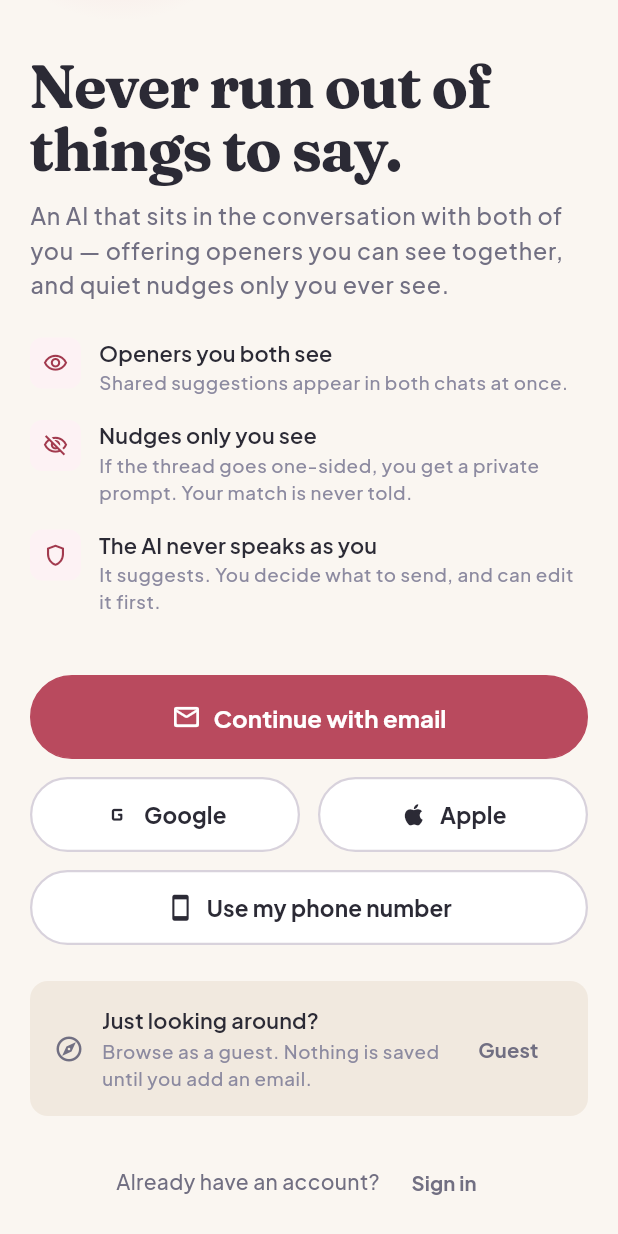
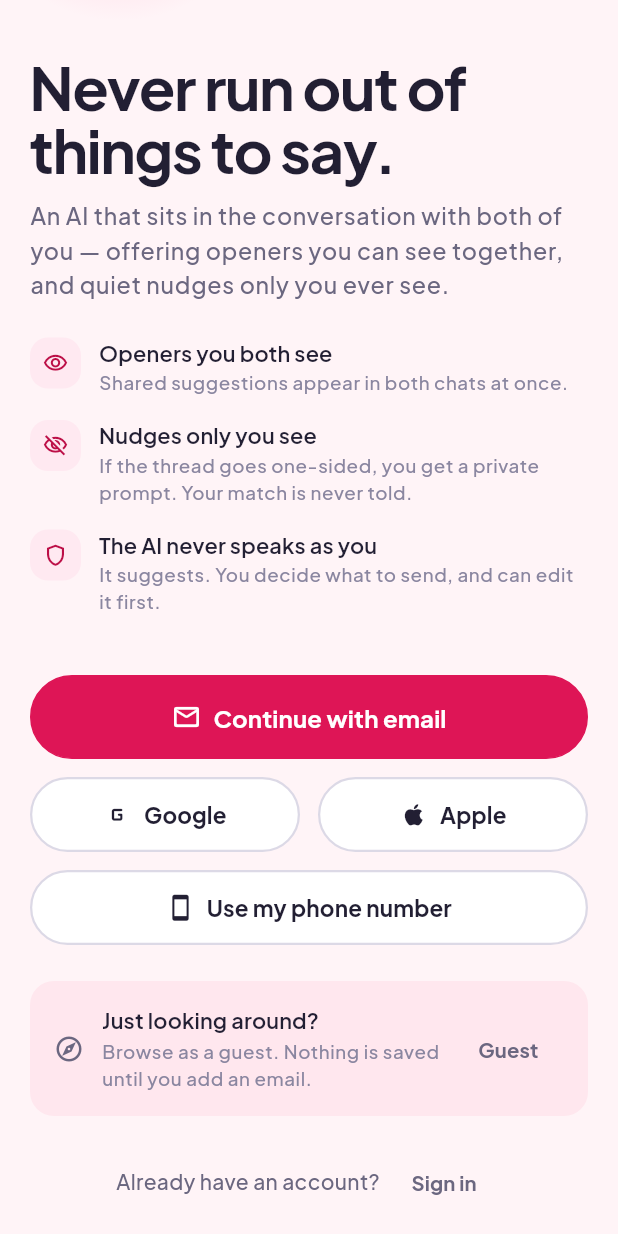
Before and after one commit to Majorboy1/Closey, a Flutter app: the screen it shows after launch, scrolled down 160 dp, on a phone screen of 412 x 824 dp. Run offline on Flutter 3.47's test engine with Material 3 defaults, Android fonts, the phone set to English and light mode, and no system bars; our stand-ins replace cached_network_image, cloud_firestore, cloud_functions, cross_file, firebase_auth, firebase_core and 9 more; accounts and stored records are empty.

Commit message:
Replace the muted paper theme with a vibrant, rounded one
Direction changed after review: the previous palette was clay and dust, chosen to avoid the category purple gradient, but it read as washed out on a phone. Ramps are now fully saturated - vivid rose primary, emerald success, real amber - and the paper background is a bright blush rather than beige. Contrast is noted per ramp step, because the brand colour has to work as a fill and as text, and those are different requirements.

The serif display face is gone. It was the single biggest reason the app read as a magazine rather than as a dating app, and it was doing nothing the sans could not do at a heavier weight. Fraunces is replaced by Plus Jakarta Sans throughout and the italic margin note is now weight and colour instead.

Depth is back. The light shadow was 8 percent black, which is why nothing looked raised; it is now a brand-tinted shadow at 20 percent. CloseyCard defaults flipped to elevated with no border, so every card gains depth and loses its hairline in one change.

Radii are generous again - cards 22, sheets 32 - because rounded shapes read as friendly, and this is an app asking people to be vulnerable.

Dark mode had warm brown surface tints hardcoded against a cool background; those are now violet-tinted to match.

Also fixed the Firebase emulator banner, which sits over the navigation bar and swallowed taps aimed at it.

```diff
--- a/lib/core/theme/closey_colors.dart
+++ b/lib/core/theme/closey_colors.dart
@@ -158,9 +158,12 @@ class CloseyColors extends ThemeExtension<CloseyColors> {
     chatTheirs: CloseyPalette.white,
     chatTheirsText: CloseyPalette.ink800,
     chatTheirsBorder: CloseyPalette.ink100,
-    scrim: Color(0x8C201F2E),
+    scrim: Color(0x8C14121F),
     skeleton: CloseyPalette.ink100,
-    shadow: Color(0x14201F2E),
+    // 8% black was enough for print-like flatness but is why nothing looked
+    // raised. This is a brand-tinted shadow at 20%, which reads as depth rather
+    // than as a smudge.
+    shadow: Color(0x33BC0F47),
   );
 
   // ------------------------------------------------------------------- dark
@@ -168,12 +171,12 @@ class CloseyColors extends ThemeExtension<CloseyColors> {
   static const CloseyColors dark = CloseyColors(
     brightness: Brightness.dark,
     background: CloseyPalette.night,
-    backgroundSunken: Color(0xFF121118),
+    backgroundSunken: Color(0xFF08050E),
     surface: CloseyPalette.nightRaised,
     surfaceRaised: CloseyPalette.nightHigh,
-    surfaceSunken: Color(0xFF100F16),
+    surfaceSunken: Color(0xFF0B0714),
     border: CloseyPalette.nightBorder,
-    borderStrong: Color(0xFF44415C),
+    borderStrong: Color(0xFF4A4068),
     textPrimary: CloseyPalette.darkTextPrimary,
     textSecondary: CloseyPalette.darkTextSecondary,
     textTertiary: CloseyPalette.darkTextTertiary,
@@ -184,27 +187,27 @@ class CloseyColors extends ThemeExtension<CloseyColors> {
     brand: CloseyPalette.rose400,
     brandHover: CloseyPalette.rose300,
     brandText: CloseyPalette.rose300,
-    brandSoft: Color(0xFF33202A),
-    brandBorder: Color(0xFF54323F),
+    brandSoft: Color(0xFF3A1330),
+    brandBorder: Color(0xFF5C1F45),
     accent: CloseyPalette.amber400,
     accentText: CloseyPalette.amber300,
-    accentSoft: Color(0xFF322616),
+    accentSoft: Color(0xFF3A2A0F),
     success: CloseyPalette.sage300,
     successText: CloseyPalette.sage300,
-    successSoft: Color(0xFF1F2A20),
+    successSoft: Color(0xFF0E2A22),
     danger: CloseyPalette.rose300,
-    dangerSoft: Color(0xFF33202A),
-    coachSurface: Color(0xFF2B2416),
-    coachBorder: Color(0xFF57432A),
-    coachGlow: Color(0xFF3C3220),
-    privateSurface: Color(0xFF31202A),
+    dangerSoft: Color(0xFF3A1330),
+    coachSurface: Color(0xFF2E2410),
+    coachBorder: Color(0xFF5C4520),
+    coachGlow: Color(0xFF3E3218),
+    privateSurface: Color(0xFF36142B),
     chatMine: CloseyPalette.rose400,
     chatMineText: CloseyPalette.ink,
     chatTheirs: CloseyPalette.nightHigh,
     chatTheirsText: CloseyPalette.darkTextPrimary,
     chatTheirsBorder: CloseyPalette.nightBorder,
     scrim: Color(0xCC0B0A12),
-    skeleton: Color(0xFF2A2839),
+    skeleton: Color(0xFF221A38),
     shadow: Color(0x66000000),
   );
 
--- a/lib/core/theme/closey_palette.dart
+++ b/lib/core/theme/closey_palette.dart
@@ -10,71 +10,78 @@ import 'dart:ui';
 /// rather than the cold purple-gradient look every "AI" app ships with.
 abstract final class CloseyPalette {
   // ---------------------------------------------------------------- rose ---
-  // Primary brand. The ramp exists because the brand colour is legible as a
-  // *fill* but not as *text* on a light background — a distinction the old
-  // single-value palette could not express.
-  static const Color rose50 = Color(0xFFFDF2F4);
-  static const Color rose100 = Color(0xFFFBE0E5);
-  static const Color rose200 = Color(0xFFF6C2CC);
-  static const Color rose300 = Color(0xFFEE9DAE);
-  static const Color rose400 = Color(0xFFDE7288);
-  static const Color rose500 = Color(0xFFC4576B); // brand
-  static const Color rose600 = Color(0xFFB94A5E); // fill on light
-  static const Color rose700 = Color(0xFFA23A4E); // text on light, 6.5:1
-  static const Color rose800 = Color(0xFF832E3E);
-  static const Color rose900 = Color(0xFF5C202B);
+  // Primary brand. Fully saturated, deliberately. The previous ramp was clay and
+  // dust - chosen to avoid the category's purple gradient, but the result read as
+  // washed out next to everything else on a phone. Contrast against white is
+  // noted per step, because the brand colour has to work as a *fill* and as
+  // *text*, and those are different requirements.
+  static const Color rose50 = Color(0xFFFFE9F1);
+  static const Color rose100 = Color(0xFFFFCEDE);
+  static const Color rose200 = Color(0xFFFFA5C2);
+  static const Color rose300 = Color(0xFFFF759F);
+  static const Color rose400 = Color(0xFFFB4A7D);
+  static const Color rose500 = Color(0xFFF01D63); // brand
+  static const Color rose600 = Color(0xFFDE1556); // fill on light, 4.8:1
+  static const Color rose700 = Color(0xFFBC0F47); // text on light, 5.9:1
+  static const Color rose800 = Color(0xFF940B38);
+  static const Color rose900 = Color(0xFF6B0728);
 
   // ---------------------------------------------------------------- sage ---
-  // Success, friendship, "unlimited", positive affirmation.
-  static const Color sage50 = Color(0xFFF1F6F1);
-  static const Color sage100 = Color(0xFFDCE9DD);
-  static const Color sage200 = Color(0xFFBDD3BF);
-  static const Color sage300 = Color(0xFFA9C4AC);
-  static const Color sage400 = Color(0xFF83A487);
-  static const Color sage500 = Color(0xFF5F8062); // brand
-  static const Color sage600 = Color(0xFF4E6B51); // fill on light, 5.9:1
-  static const Color sage700 = Color(0xFF3D5540);
-  static const Color sage800 = Color(0xFF2C3E2E);
+  // Success, friendship, "unlimited", positive affirmation. Emerald rather than
+  // the previous sage, which sat too close to grey to register as positive.
+  static const Color sage50 = Color(0xFFE3FBF4);
+  static const Color sage100 = Color(0xFFBFF3E4);
+  static const Color sage200 = Color(0xFF86E6CB);
+  static const Color sage300 = Color(0xFF45D6B1);
+  static const Color sage400 = Color(0xFF16C79A);
+  static const Color sage500 = Color(0xFF00B489); // brand
+  static const Color sage600 = Color(0xFF009975); // fill on light
+  static const Color sage700 = Color(0xFF00815F); // text on light, 4.7:1
+  static const Color sage800 = Color(0xFF00644A);
 
   // --------------------------------------------------------------- amber ---
-  // Attention, streaks, verification highlights, gentle warnings.
-  static const Color amber50 = Color(0xFFFDF8EE);
-  static const Color amber100 = Color(0xFFF9EDD3);
-  static const Color amber200 = Color(0xFFF3D9A8);
-  static const Color amber300 = Color(0xFFE8B463);
-  static const Color amber400 = Color(0xFFDFA64E);
-  static const Color amber500 = Color(0xFFD89A3E); // brand
-  static const Color amber600 = Color(0xFFB97B22);
-  static const Color amber700 = Color(0xFF8A5D14); // text on light, 5.6:1
-  static const Color amber800 = Color(0xFF67430E);
+  // Attention, verification highlights, gentle warnings. Now a real amber
+  // rather than a tan.
+  static const Color amber50 = Color(0xFFFFF4E0);
+  static const Color amber100 = Color(0xFFFFE4B8);
+  static const Color amber200 = Color(0xFFFFCE7A);
+  static const Color amber300 = Color(0xFFFFB43D);
+  static const Color amber400 = Color(0xFFFF9F0A);
+  static const Color amber500 = Color(0xFFF08C00); // brand
+  static const Color amber600 = Color(0xFFCE7700);
+  static const Color amber700 = Color(0xFFA85F00); // text on light, 5.0:1
+  static const Color amber800 = Color(0xFF7D4600);
 
   // ---------------------------------------------------------------- ink ---
   // Neutrals. `ink` doubles as the dark-mode background and the light-mode
   // primary text colour, which is what keeps the two themes feeling related.
-  static const Color ink = Color(0xFF201F2E);
-  static const Color ink800 = Color(0xFF2B2A35); // text on light
-  static const Color ink700 = Color(0xFF3A3850);
-  static const Color ink600 = Color(0xFF4A4960);
-  static const Color ink500 = Color(0xFF716F82); // secondary text on light
-  static const Color ink400 = Color(0xFF8C8AA0);
-  static const Color ink300 = Color(0xFFA9A3B3); // tertiary text on light
-  static const Color ink200 = Color(0xFFD8D2DC);
-  static const Color ink100 = Color(0xFFE9E1D4); // hairline on light
+  // Cooler than before, to sit under a saturated pink-violet palette.
+  static const Color ink = Color(0xFF14121F);
+  static const Color ink800 = Color(0xFF221F33); // text on light
+  static const Color ink700 = Color(0xFF322E47);
+  static const Color ink600 = Color(0xFF45415C);
+  static const Color ink500 = Color(0xFF6B6780); // secondary text on light
+  static const Color ink400 = Color(0xFF8A86A0);
+  static const Color ink300 = Color(0xFFA8A4BC); // tertiary text on light
+  static const Color ink200 = Color(0xFFDCD9E6);
+  static const Color ink100 = Color(0xFFEFEDF5);
 
   // -------------------------------------------------------------- paper ---
-  static const Color paper = Color(0xFFFAF6F1); // light background
-  static const Color paperDeep = Color(0xFFF1E9DF); // sunken surface on light
+  // A bright blush tint rather than beige. The old paper read as newsprint,
+  // which is precisely what made the whole app feel muted.
+  static const Color paper = Color(0xFFFFF4F7); // light background
+  static const Color paperDeep = Color(0xFFFFE7EE); // sunken surface on light
   static const Color white = Color(0xFFFFFFFF);
 
   // --------------------------------------------------------- dark neutrals -
-  // Used only by the dark theme. Slightly warm-tinted so dark mode still
-  // reads as the same product rather than a generic grey.
-  static const Color night = Color(0xFF17161F); // dark background
-  static const Color nightRaised = Color(0xFF201F2E); // dark surface
-  static const Color nightHigh = Color(0xFF2A2839); // dark surface, raised
-  static const Color nightBorder = Color(0xFF35334A);
+  // Used only by the dark theme. Violet-tinted so dark mode still reads as the
+  // same product rather than a generic grey.
+  static const Color night = Color(0xFF0E0A16); // dark background
+  static const Color nightRaised = Color(0xFF171226); // dark surface
+  static const Color nightHigh = Color(0xFF221A38); // dark surface, raised
+  static const Color nightBorder = Color(0xFF332A4D);
 
-  static const Color darkTextPrimary = Color(0xFFF6F1EA);
-  static const Color darkTextSecondary = Color(0xFFB3AEC2);
-  static const Color darkTextTertiary = Color(0xFF837E94);
+  static const Color darkTextPrimary = Color(0xFFF6F3FB);
+  static const Color darkTextSecondary = Color(0xFFB9B2CE);
+  static const Color darkTextTertiary = Color(0xFF857E9C);
 }
--- a/lib/core/theme/closey_spacing.dart
+++ b/lib/core/theme/closey_spacing.dart
@@ -38,18 +38,17 @@ abstract final class Gap {
 
 /// Corner radii.
 ///
-/// Deliberately tighter than dating-app convention. The category standard is
-/// 20–32dp "bubbly" corners with soft shadows, which reads playful and a little
-/// toy-like — and it is everywhere, so it signals nothing. Closey's identity is
-/// paper: printed pages have crisp corners and hairline rules, not pillows.
-/// Cards 16, sheets 28, pills fully round.
+/// Generous and round. A tight, near-square radius was the right call for the
+/// print-like direction and the wrong one for this product: rounded shapes read
+/// as friendly, and a dating app is asking people to be vulnerable. Cards 22,
+/// sheets 32, pills fully round.
 abstract final class Radii {
-  static const double xs = 4;
-  static const double sm = 8;
-  static const double md = 12;
-  static const double lg = 16;
-  static const double xl = 24;
-  static const double sheet = 28;
+  static const double xs = 8;
+  static const double sm = 12;
+  static const double md = 16;
+  static const double lg = 22;
+  static const double xl = 30;
+  static const double sheet = 32;
   static const double full = 999;
 
   static const BorderRadius allSm = BorderRadius.all(Radius.circular(sm));
--- a/lib/core/theme/closey_typography.dart
+++ b/lib/core/theme/closey_typography.dart
@@ -20,7 +20,10 @@ import 'closey_palette.dart';
 /// `assets/fonts/`) so text renders on first frame offline.
 abstract final class CloseyTypography {
   static TextTheme textTheme(CloseyColors c) {
-    final display = GoogleFonts.frauncesTextTheme();
+    // One family. The serif display face was the single biggest reason the app
+    // read as a magazine rather than as a dating app, and it was doing no work
+    // the sans could not do at a heavier weight.
+    final display = GoogleFonts.plusJakartaSansTextTheme();
     final body = GoogleFonts.plusJakartaSansTextTheme();
 
     TextStyle d(
@@ -76,7 +79,7 @@ abstract final class CloseyTypography {
 
   /// Extra styles that do not map onto Material's slots.
   static const TextStyle wordmark = TextStyle(
-    fontFamily: 'Fraunces',
+    fontFamily: 'Plus Jakarta Sans',
     fontSize: 24,
     fontWeight: FontWeight.w800,
     letterSpacing: -0.8,
@@ -102,9 +105,9 @@ abstract final class CloseyTypography {
   );
 
   static TextStyle coachCopy(CloseyColors c) => TextStyle(
-    fontFamily: 'Fraunces',
+    fontFamily: 'Plus Jakarta Sans',
     fontSize: 17.5,
-    fontWeight: FontWeight.w500,
+    fontWeight: FontWeight.w600,
     height: 1.42,
     letterSpacing: -0.1,
     color: c.textPrimary,
@@ -120,17 +123,15 @@ abstract final class CloseyTypography {
 
   /// The coach's marginal voice.
   ///
-  /// Smaller and lighter than [coachCopy], and italic, because a margin note is
-  /// annotation rather than content: it has to be legible as a hand in the
-  /// margin and never as another message in the thread. Setting it in the same
-  /// face as the conversation at the same size is what made the old floating
-  /// card read as a third participant.
+  /// Smaller and lighter than [coachCopy] so it reads as annotation rather than
+  /// as another message in the thread. It used to be an italic serif, which
+  /// made the point by borrowing a print convention; weight and colour carry it
+  /// now that the serif is gone.
   static TextStyle marginNote(CloseyColors c) => TextStyle(
-    fontFamily: 'Fraunces',
-    fontSize: 15,
-    fontWeight: FontWeight.w500,
-    fontStyle: FontStyle.italic,
-    height: 1.48,
+    fontFamily: 'Plus Jakarta Sans',
+    fontSize: 14.5,
+    fontWeight: FontWeight.w600,
+    height: 1.45,
     letterSpacing: -0.05,
     color: c.accentText,
   );
@@ -141,11 +142,11 @@ abstract final class CloseyTypography {
   /// set as a pull quote rather than as another line of body copy — the one
   /// detail on a profile that tells you what they are actually like to talk to.
   static TextStyle pullQuote(CloseyColors c) => TextStyle(
-    fontFamily: 'Fraunces',
-    fontSize: 22,
-    fontWeight: FontWeight.w600,
+    fontFamily: 'Plus Jakarta Sans',
+    fontSize: 21,
+    fontWeight: FontWeight.w800,
     height: 1.28,
-    letterSpacing: -0.4,
+    letterSpacing: -0.5,
     color: c.textPrimary,
   );
 }
--- a/lib/core/widgets/closey_surface.dart
+++ b/lib/core/widgets/closey_surface.dart
@@ -18,11 +18,11 @@ class CloseyCard extends StatelessWidget {
     this.onTap,
     this.padding = Gap.cardInsets,
     this.radius = Radii.lg,
-    this.elevated = false,
+    this.elevated = true,
     this.tinted,
     this.borderColor,
     this.borderWidth = Strokes.hairline,
-    this.showBorder = true,
+    this.showBorder = false,
     this.clip = false,
   });
 
```
Also changed, not shown: 1 other file.
